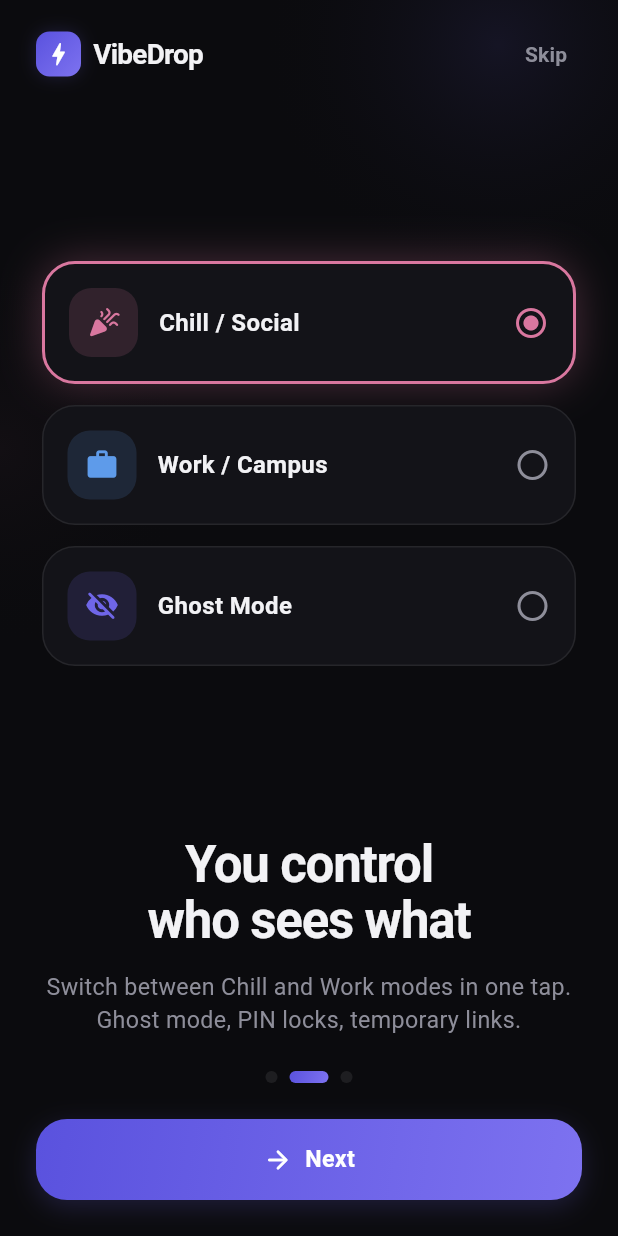
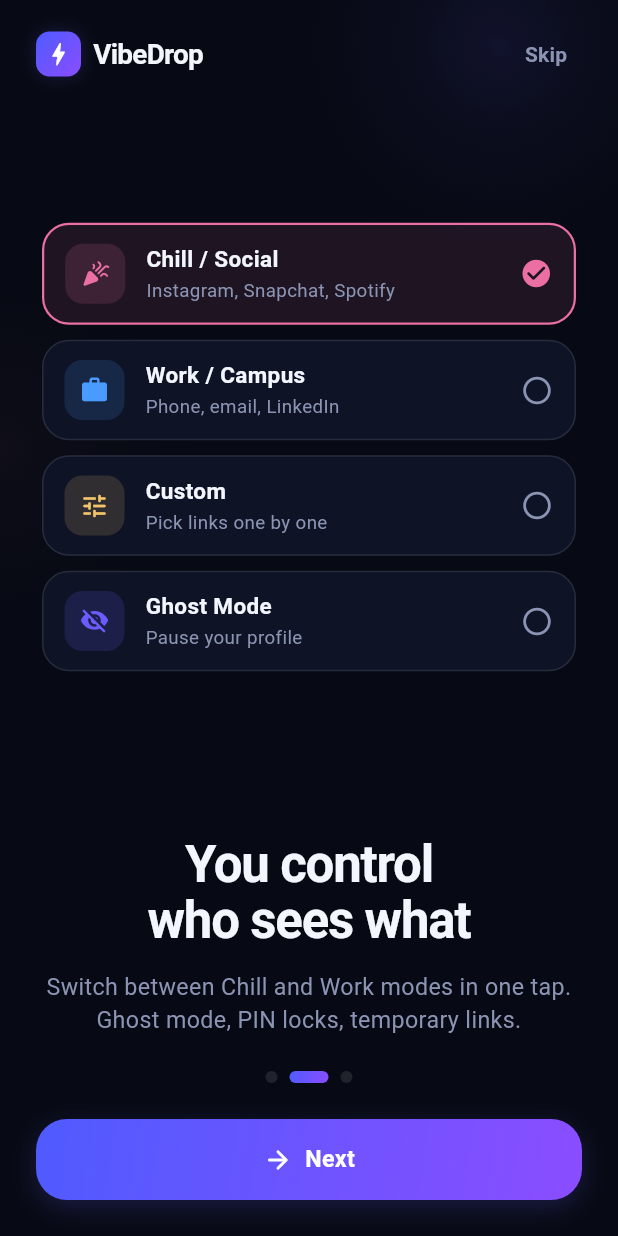
Before and after one commit to umakaranuma/sharecode, a Flutter app: the screen it shows after launch, swiped to page 2, on a phone screen of 412 x 824 dp. Run offline on Flutter 3.47's test engine with Material 3 defaults, Android fonts, the phone set to English and light mode, and no system bars; our stand-ins replace font_awesome_flutter; missing offline and left inert: qr; accounts and stored records are empty.

Commit message:
style: update color palettes and gradients for improved UI consistency

```diff
--- a/lib/core/models.dart
+++ b/lib/core/models.dart
@@ -274,7 +274,7 @@ class QrPalette {
 }
 
 const qrPalettes = <QrPalette>[
-  QrPalette('Indigo', Color(0xFF3F3AB8), Color(0xFF7D72F0)),
+  QrPalette('Indigo', Color(0xFF3B3FD8), Color(0xFF8A4DFF)),
   QrPalette('Ocean', Color(0xFF1D4ED8), Color(0xFF06B6D4)),
   QrPalette('Rose', Color(0xFFBE185D), Color(0xFFF97316)),
   QrPalette('Sunset', Color(0xFFEA580C), Color(0xFFDB2777)),
@@ -401,7 +401,7 @@ const merch = <MerchProduct>[
     790,
     Icons.smartphone_rounded,
     'Bestseller',
-    [Color(0xFF6F66E8), Color(0xFFEC4899)],
+    [Color(0xFF6B5CFF), Color(0xFFEC4899)],
   ),
   MerchProduct(
     'keychain',
--- a/lib/core/theme.dart
+++ b/lib/core/theme.dart
@@ -15,51 +15,51 @@ class VC extends ThemeExtension<VC> {
   final Color bg, card, card2, border, text, sub;
   final bool dark;
 
-  static const violet = Color(0xFF6F66E8);
-  static const fuchsia = Color(0xFF8E80F2);
-  static const pink = Color(0xFFD9779F);
-  static const orange = Color(0xFFE39A5C);
-  static const green = Color(0xFF49B98A);
-  static const red = Color(0xFFE0626B);
-  static const blue = Color(0xFF5E9BEA);
-  static const gold = Color(0xFFD6AE5E);
+  static const violet = Color(0xFF6B5CFF);
+  static const fuchsia = Color(0xFFA06BFF);
+  static const pink = Color(0xFFEB6FA3);
+  static const orange = Color(0xFFF29B4B);
+  static const green = Color(0xFF2FCB92);
+  static const red = Color(0xFFF0545F);
+  static const blue = Color(0xFF4A9BFF);
+  static const gold = Color(0xFFF2C46B);
 
   static const brand = LinearGradient(
-    colors: [Color(0xFF5A52DE), Color(0xFF7D72F0)],
+    colors: [Color(0xFF4F5BFF), Color(0xFF8A4DFF)],
     begin: Alignment.topLeft,
     end: Alignment.bottomRight,
   );
   static const sunset = LinearGradient(
-    colors: [Color(0xFFD9906A), Color(0xFFC9719E), Color(0xFF7D72F0)],
+    colors: [Color(0xFFF29B4B), Color(0xFFEB6FA3), Color(0xFF8A4DFF)],
     begin: Alignment.topLeft,
     end: Alignment.bottomRight,
   );
   static const proGrad = LinearGradient(
-    colors: [Color(0xFFDDB964), Color(0xFFC98B55)],
+    colors: [Color(0xFFF7D27A), Color(0xFFE79A45)],
     begin: Alignment.topLeft,
     end: Alignment.bottomRight,
   );
 
   static const darkC = VC(
-    bg: Color(0xFF0B0B0E),
-    card: Color(0xFF131318),
-    card2: Color(0xFF1B1B22),
-    border: Color(0x14FFFFFF),
-    text: Color(0xFFF2F2F5),
-    sub: Color(0xFF8E8E9A),
+    bg: Color(0xFF070A14),
+    card: Color(0xFF0E1426),
+    card2: Color(0xFF151D36),
+    border: Color(0x1AFFFFFF),
+    text: Color(0xFFF3F5FF),
+    sub: Color(0xFF8C94B3),
     dark: true,
   );
   static const lightC = VC(
-    bg: Color(0xFFF6F6F8),
+    bg: Color(0xFFF3F5FB),
     card: Color(0xFFFFFFFF),
-    card2: Color(0xFFEFEFF3),
-    border: Color(0xFFE6E6EC),
-    text: Color(0xFF16161C),
-    sub: Color(0xFF6E6E7A),
+    card2: Color(0xFFEBEEF8),
+    border: Color(0xFFE1E5F2),
+    text: Color(0xFF0F1530),
+    sub: Color(0xFF65709A),
     dark: false,
   );
 
-  Color get accent => dark ? const Color(0xFF9C95F5) : violet;
+  Color get accent => dark ? const Color(0xFF9AA4FF) : violet;
 
   @override
   VC copyWith() => this;
@@ -106,7 +106,7 @@ ThemeData buildTheme(bool dark) {
       trackColor: WidgetStateProperty.resolveWith(
         (s) => s.contains(WidgetState.selected)
             ? VC.violet
-            : (dark ? const Color(0xFF34343F) : const Color(0xFFCDCDD6)),
+            : (dark ? const Color(0xFF2A3350) : const Color(0xFFCBD1E6)),
       ),
       trackOutlineColor: const WidgetStatePropertyAll(Colors.transparent),
     ),
--- a/lib/core/widgets.dart
+++ b/lib/core/widgets.dart
@@ -602,14 +602,14 @@ class GradText extends StatelessWidget {
 
 // ───────────────────────── avatar & art ─────────────────────────
 const _avatarGrads = [
-  [Color(0xFF5A52DE), Color(0xFF8E80F2)],
-  [Color(0xFFC9805A), Color(0xFFC9719E)],
-  [Color(0xFF3F8FB0), Color(0xFF5E7FE0)],
-  [Color(0xFF3FA37E), Color(0xFF3F8FB0)],
-  [Color(0xFFC9A04E), Color(0xFFC96B5A)],
-  [Color(0xFF7D6AD8), Color(0xFF4F9CC0)],
-  [Color(0xFFC9719E), Color(0xFFC9A04E)],
-  [Color(0xFF4F76D8), Color(0xFF7D6AD8)],
+  [Color(0xFF4F5BFF), Color(0xFF8A4DFF)],
+  [Color(0xFFF29B4B), Color(0xFFEB6FA3)],
+  [Color(0xFF22B8E8), Color(0xFF4F5BFF)],
+  [Color(0xFF2FCB92), Color(0xFF22B8E8)],
+  [Color(0xFFF2C46B), Color(0xFFF0545F)],
+  [Color(0xFF8A4DFF), Color(0xFF22B8E8)],
+  [Color(0xFFEB6FA3), Color(0xFFF2C46B)],
+  [Color(0xFF4A9BFF), Color(0xFF8A4DFF)],
 ];
 List<Color> avatarGrad(int seed) =>
     _avatarGrads[seed.abs() % _avatarGrads.length];
--- a/lib/features/export.dart
+++ b/lib/features/export.dart
@@ -682,7 +682,7 @@ class StoryPreview extends StatelessWidget {
           decoration: BoxDecoration(
             borderRadius: BorderRadius.circular(28),
             gradient: const LinearGradient(
-              colors: [Color(0xFF3B0764), Color(0xFF6F66E8), Color(0xFFEC4899)],
+              colors: [Color(0xFF3B0764), Color(0xFF6B5CFF), Color(0xFFEC4899)],
               begin: Alignment.topLeft,
               end: Alignment.bottomRight,
             ),
--- a/lib/features/home.dart
+++ b/lib/features/home.dart
@@ -137,7 +137,7 @@ class _HomePageState extends State<HomePage> {
                   padding: const EdgeInsets.all(18),
                   decoration: BoxDecoration(
                     gradient: const LinearGradient(
-                      colors: [Color(0xFF1E1D2C), Color(0xFF131319)],
+                      colors: [Color(0xFF17224F), Color(0xFF0B1230)],
                       begin: Alignment.topLeft,
                       end: Alignment.bottomRight,
                     ),
@@ -174,15 +174,19 @@ class _HomePageState extends State<HomePage> {
                           Expanded(
                             child: Column(
                               crossAxisAlignment: CrossAxisAlignment.start,
+                              mainAxisAlignment: MainAxisAlignment.center,
                               children: [
-                                Avatar(
-                                  name: me.name,
-                                  seed: me.avatarSeed,
-                                  emoji: me.emoji,
-                                  size: 58,
-                                  ring: false,
+                                Text(
+                                  me.name,
+                                  maxLines: 1,
+                                  overflow: TextOverflow.ellipsis,
+                                  style: TextStyle(
+                                    color: Colors.white.withValues(alpha: .7),
+                                    fontSize: 13,
+                                    fontWeight: FontWeight.w500,
+                                  ),
                                 ),
-                                const SizedBox(height: 12),
+                                const SizedBox(height: 4),
                                 Text(
                                   '@${me.username}',
                                   maxLines: 1,
--- a/lib/features/intro.dart
+++ b/lib/features/intro.dart
@@ -96,7 +96,20 @@ class _IntroPageState extends State<IntroPage> {
                 padding: const EdgeInsets.symmetric(horizontal: 28),
                 child: Column(
                   children: [
-                    Expanded(child: Center(child: slides[i].art)),
+                    Expanded(
+                      child: LayoutBuilder(
+                        builder: (_, box) => Center(
+                          child: FittedBox(
+                            fit: BoxFit.scaleDown,
+                            child: SizedBox(
+                              width: box.maxWidth,
+                              child: Center(child: slides[i].art),
+                            ),
+                          ),
+                        ),
+                      ),
+                    ),
+                    const SizedBox(height: 12),
                     Text(
                       slides[i].title,
                       textAlign: TextAlign.center,
@@ -227,7 +240,10 @@ class _QrArt extends StatelessWidget {
       (FontAwesomeIcons.spotify, const Color(0xFF1DB954), -1.0, .45),
       (FontAwesomeIcons.linkedinIn, const Color(0xFF0A66C2), .85, .8),
     ];
-    return Stack(
+    return SizedBox(
+      width: 300,
+      height: 300,
+      child: Stack(
         alignment: Alignment.center,
         children: [
           Container(
@@ -280,51 +296,96 @@ class _QrArt extends StatelessWidget {
               ),
             ),
         ],
+      ),
     );
   }
 }
 
-class _PrivacyArt extends StatelessWidget {
+class _PrivacyArt extends StatefulWidget {
   const _PrivacyArt();
+  @override
+  State<_PrivacyArt> createState() => _PrivacyArtState();
+}
+
+class _PrivacyArtState extends State<_PrivacyArt> {
+  int sel = 0;
+  static const items = [
+    (
+      'Chill / Social',
+      'Instagram, Snapchat, Spotify',
+      Icons.celebration_rounded,
+      VC.pink,
+    ),
+    ('Work / Campus', 'Phone, email, LinkedIn', Icons.work_rounded, VC.blue),
+    ('Custom', 'Pick links one by one', Icons.tune_rounded, VC.gold),
+    (
+      'Ghost Mode',
+      'Pause your profile',
+      Icons.visibility_off_rounded,
+      VC.violet,
+    ),
+  ];
   @override
   Widget build(BuildContext context) {
     final c = context.c;
-    Widget mode(String t, IconData i, Color col, bool on) => Container(
-      margin: const EdgeInsets.symmetric(vertical: 7),
-      padding: const EdgeInsets.all(16),
+    return Column(
+      mainAxisSize: MainAxisSize.min,
+      children: [
+        for (var i = 0; i < items.length; i++)
+          Padding(
+            padding: const EdgeInsets.only(bottom: 10),
+            child: Tap(
+              onTap: () => setState(() => sel = i),
+              scale: .98,
+              child: AnimatedContainer(
+                duration: const Duration(milliseconds: 220),
+                padding: const EdgeInsets.symmetric(
+                  horizontal: 14,
+                  vertical: 12,
+                ),
                 decoration: BoxDecoration(
-        color: c.card,
-        borderRadius: BorderRadius.circular(22),
-        border: Border.all(color: on ? col : c.border, width: on ? 2 : 1),
-        boxShadow: on
-            ? [BoxShadow(color: col.withValues(alpha: .3), blurRadius: 24)]
-            : null,
+                  color: sel == i ? items[i].$4.withValues(alpha: .10) : c.card,
+                  borderRadius: BorderRadius.circular(18),
+                  border: Border.all(
+                    color: sel == i ? items[i].$4 : c.border,
+                    width: sel == i ? 1.5 : 1,
+                  ),
                 ),
                 child: Row(
                   children: [
-          RoundIconBg(i, col),
+                    RoundIconBg(items[i].$3, items[i].$4, size: 40, radius: 12),
                     const SizedBox(width: 14),
                     Expanded(
-            child: Text(
-              t,
-              style: const TextStyle(fontWeight: FontWeight.w600, fontSize: 16),
+                      child: Column(
+                        crossAxisAlignment: CrossAxisAlignment.start,
+                        children: [
+                          Text(
+                            items[i].$1,
+                            style: const TextStyle(
+                              fontWeight: FontWeight.w600,
+                              fontSize: 15,
+                            ),
+                          ),
+                          const SizedBox(height: 2),
+                          Text(
+                            items[i].$2,
+                            style: TextStyle(color: c.sub, fontSize: 12.5),
+                          ),
+                        ],
                       ),
                     ),
                     Icon(
-            on
-                ? Icons.radio_button_checked_rounded
-                : Icons.radio_button_off_rounded,
-            color: on ? col : c.sub,
+                      sel == i
+                          ? Icons.check_circle_rounded
+                          : Icons.radio_button_unchecked_rounded,
+                      color: sel == i ? items[i].$4 : c.sub,
+                      size: 22,
                     ),
                   ],
                 ),
-    );
-    return Column(
-      mainAxisSize: MainAxisSize.min,
-      children: [
-        mode('Chill / Social', Icons.celebration_rounded, VC.pink, true),
-        mode('Work / Campus', Icons.work_rounded, VC.blue, false),
-        mode('Ghost Mode', Icons.visibility_off_rounded, VC.violet, false),
+              ),
+            ),
+          ),
       ],
     );
   }
@@ -351,7 +412,10 @@ class _WaveArtState extends State<_WaveArt>
   @override
   Widget build(BuildContext context) => AnimatedBuilder(
     animation: a,
-    builder: (_, _) => Stack(
+    builder: (_, _) => SizedBox(
+      width: 300,
+      height: 300,
+      child: Stack(
         alignment: Alignment.center,
         children: [
           for (var i = 0; i < 3; i++)
@@ -380,5 +444,6 @@ class _WaveArtState extends State<_WaveArt>
           ),
         ],
       ),
+    ),
   );
 }
--- a/lib/features/shell.dart
+++ b/lib/features/shell.dart
@@ -104,7 +104,7 @@ class Shell extends StatelessWidget {
       ),
       bottomNavigationBar: Container(
         decoration: BoxDecoration(
-          color: c.dark ? const Color(0xF20F0F13) : const Color(0xF5FFFFFF),
+          color: c.dark ? const Color(0xFF0A0F1E) : const Color(0xFFFFFFFF),
           border: Border(top: BorderSide(color: c.border)),
           boxShadow: [
             BoxShadow(
```
Lines whose indentation alone changed are shown as unchanged.
